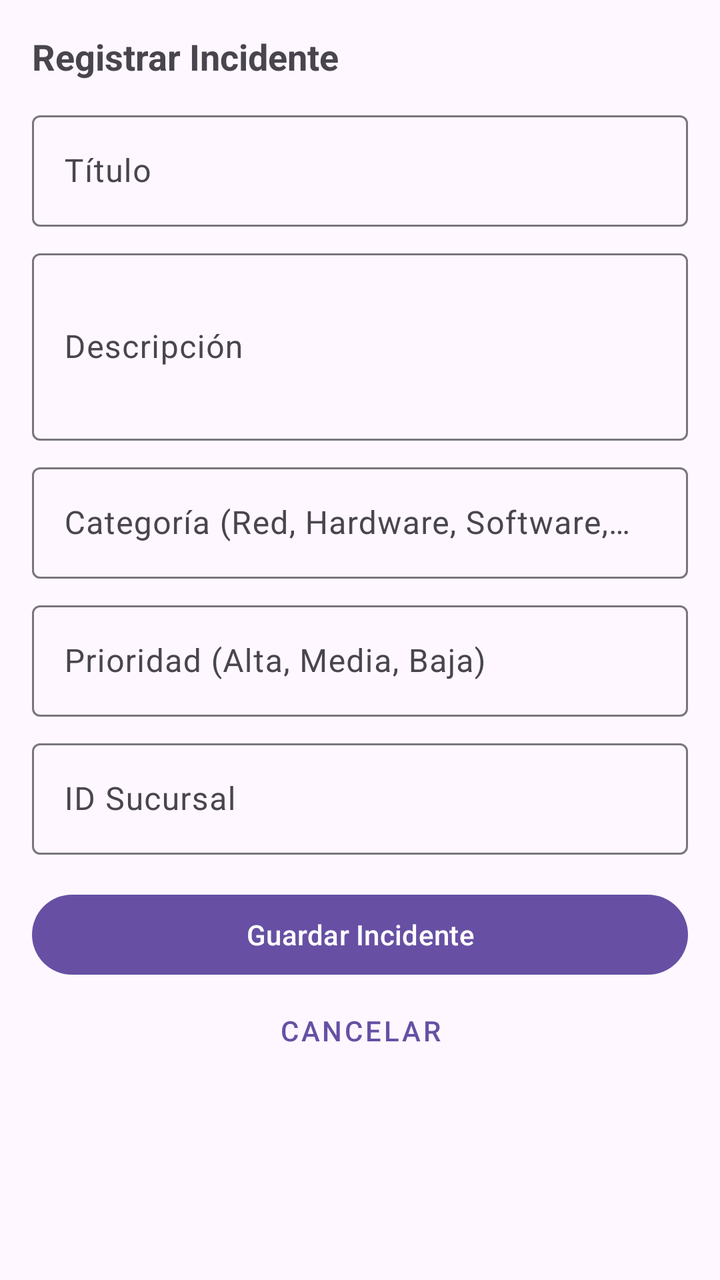
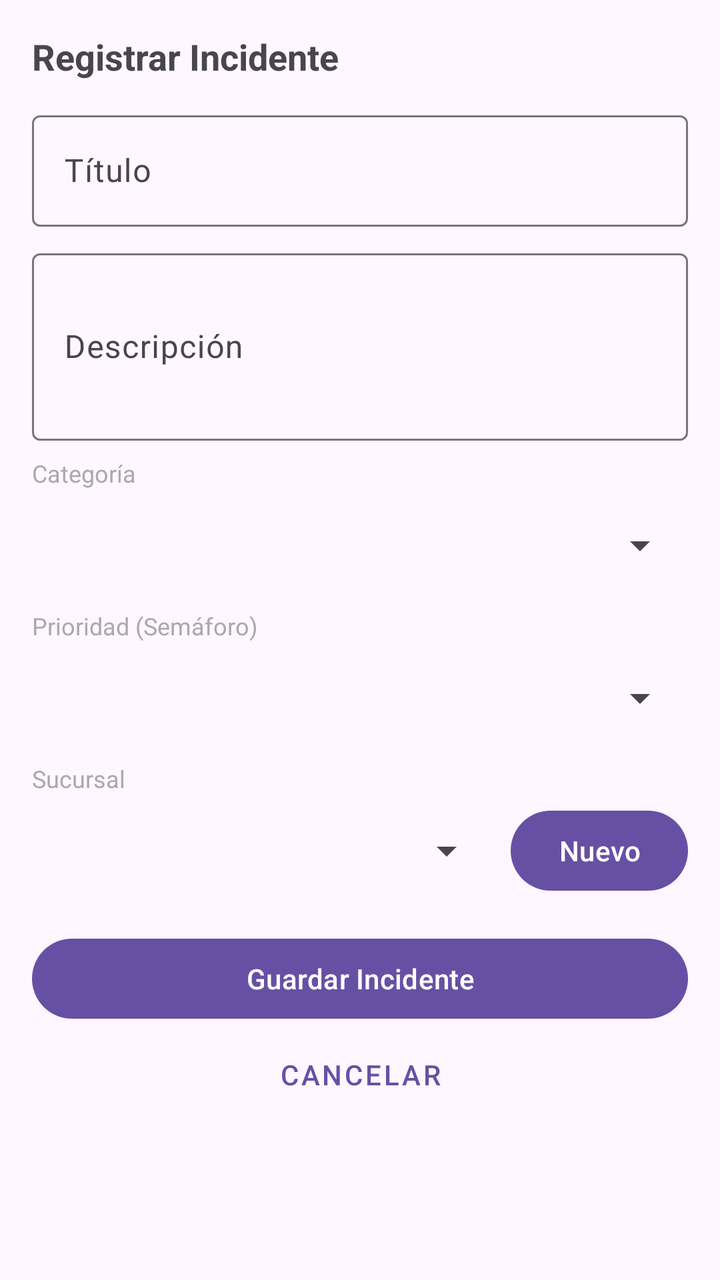

Compare the two renders of this Android layout. The source of the first and the diff that turns it into the second are given below.
<!-- AndroidManifest.xml: application theme Theme.PY_DAMB2026II -->
<!-- res/layout/fragment_add_incident.xml -->
<?xml version="1.0" encoding="utf-8"?>
<androidx.core.widget.NestedScrollView xmlns:android="http://schemas.android.com/apk/res/android"
    xmlns:app="http://schemas.android.com/apk/res-auto"
    xmlns:tools="http://schemas.android.com/tools"
    android:layout_width="match_parent"
    android:layout_height="match_parent"
    tools:context=".AddIncidentFragment">

    <androidx.constraintlayout.widget.ConstraintLayout
        android:layout_width="match_parent"
        android:layout_height="wrap_content"
        android:padding="16dp">

        <TextView
            android:id="@+id/lblAgregarIncidente"
            android:layout_width="wrap_content"
            android:layout_height="wrap_content"
            android:text="Registrar Incidente"
            android:textSize="18sp"
            android:textStyle="bold"
            app:layout_constraintTop_toTopOf="parent"
            app:layout_constraintStart_toStartOf="parent" />

        <com.google.android.material.textfield.TextInputLayout
            android:id="@+id/titulo_incident_text_input"
            android:layout_width="match_parent"
            android:layout_height="wrap_content"
            android:hint="Título"
            app:layout_constraintTop_toBottomOf="@+id/lblAgregarIncidente"
            app:layout_constraintStart_toStartOf="parent"
            app:layout_constraintEnd_toEndOf="parent"
            android:layout_marginTop="12dp">
            <com.google.android.material.textfield.TextInputEditText
                android:id="@+id/titulo_edit_text"
                android:layout_width="match_parent"
                android:layout_height="wrap_content"
                android:inputType="text"
                android:maxLines="1"/>
        </com.google.android.material.textfield.TextInputLayout>

        <com.google.android.material.textfield.TextInputLayout
            android:id="@+id/descripcion_incident_text_input"
            android:layout_width="match_parent"
            android:layout_height="wrap_content"
            android:hint="Descripción"
            app:layout_constraintTop_toBottomOf="@+id/titulo_incident_text_input"
            app:layout_constraintStart_toStartOf="parent"
            app:layout_constraintEnd_toEndOf="parent"
            android:layout_marginTop="8dp">
            <com.google.android.material.textfield.TextInputEditText
                android:id="@+id/descripcion_edit_text"
                android:layout_width="match_parent"
                android:layout_height="wrap_content"
                android:inputType="textMultiLine"
                android:minLines="3"/>
        </com.google.android.material.textfield.TextInputLayout>

        <com.google.android.material.textfield.TextInputLayout
            android:id="@+id/categoria_incident_text_input"
            android:layout_width="match_parent"
            android:layout_height="wrap_content"
            android:hint="Categoría (Red, Hardware, Software, etc.)"
            app:layout_constraintTop_toBottomOf="@+id/descripcion_incident_text_input"
            app:layout_constraintStart_toStartOf="parent"
            app:layout_constraintEnd_toEndOf="parent"
            android:layout_marginTop="8dp">
            <com.google.android.material.textfield.TextInputEditText
                android:id="@+id/categoria_edit_text"
                android:layout_width="match_parent"
                android:layout_height="wrap_content"
                android:inputType="text"
                android:maxLines="1"/>
        </com.google.android.material.textfield.TextInputLayout>

        <com.google.android.material.textfield.TextInputLayout
            android:id="@+id/prioridad_incident_text_input"
            android:layout_width="match_parent"
            android:layout_height="wrap_content"
            android:hint="Prioridad (Alta, Media, Baja)"
            app:layout_constraintTop_toBottomOf="@+id/categoria_incident_text_input"
            app:layout_constraintStart_toStartOf="parent"
            app:layout_constraintEnd_toEndOf="parent"
            android:layout_marginTop="8dp">
            <com.google.android.material.textfield.TextInputEditText
                android:id="@+id/prioridad_edit_text"
                android:layout_width="match_parent"
                android:layout_height="wrap_content"
                android:inputType="text"
                android:maxLines="1"/>
        </com.google.android.material.textfield.TextInputLayout>

        <com.google.android.material.textfield.TextInputLayout
            android:id="@+id/sucursal_incident_text_input"
            android:layout_width="match_parent"
            android:layout_height="wrap_content"
            android:hint="ID Sucursal"
            app:layout_constraintTop_toBottomOf="@+id/prioridad_incident_text_input"
            app:layout_constraintStart_toStartOf="parent"
            app:layout_constraintEnd_toEndOf="parent"
            android:layout_marginTop="8dp">
            <com.google.android.material.textfield.TextInputEditText
                android:id="@+id/sucursal_edit_text"
                android:layout_width="match_parent"
                android:layout_height="wrap_content"
                android:inputType="number"
                android:maxLines="1"/>
        </com.google.android.material.textfield.TextInputLayout>

        <com.google.android.material.button.MaterialButton
            android:id="@+id/add_incident_button"
            android:layout_width="match_parent"
            android:layout_height="wrap_content"
            android:text="Guardar Incidente"
            android:layout_marginTop="16dp"
            app:layout_constraintTop_toBottomOf="@+id/sucursal_incident_text_input"
            app:layout_constraintStart_toStartOf="parent"
            app:layout_constraintEnd_toEndOf="parent"/>

        <com.google.android.material.button.MaterialButton
            android:id="@+id/cancel_add_incident_button"
            style="@style/Widget.MaterialComponents.Button.TextButton"
            android:layout_width="match_parent"
            android:layout_height="wrap_content"
            android:text="Cancelar"
            app:layout_constraintTop_toBottomOf="@+id/add_incident_button"
            app:layout_constraintStart_toStartOf="parent"
            app:layout_constraintEnd_toEndOf="parent"/>

    </androidx.constraintlayout.widget.ConstraintLayout>
</androidx.core.widget.NestedScrollView>
<!-- resources referenced by this layout -->
<resources>
  <style name="Theme.PY_DAMB2026II" parent="Base.Theme.PY_DAMB2026II" />
  <style name="Base.Theme.PY_DAMB2026II" parent="Theme.Material3.DayNight.NoActionBar">
          
          
      </style>
</resources>

<!-- the commit's change to res/layout/fragment_add_incident.xml (unified diff, before → after) -->
@@ -55,56 +55,99 @@
                 android:minLines="3"/>
         </com.google.android.material.textfield.TextInputLayout>
 
-        <com.google.android.material.textfield.TextInputLayout
-            android:id="@+id/categoria_incident_text_input"
+        
+        <TextView
+            android:id="@+id/lblCategoria"
             android:layout_width="match_parent"
             android:layout_height="wrap_content"
-            android:hint="Categoría (Red, Hardware, Software, etc.)"
+            android:text="Categoría"
+            android:textSize="12sp"
+            android:textColor="@android:color/darker_gray"
             app:layout_constraintTop_toBottomOf="@+id/descripcion_incident_text_input"
+            app:layout_constraintStart_toStartOf="parent"
+            app:layout_constraintEnd_toEndOf="parent"
+            android:layout_marginTop="8dp"/>
+
+        <Spinner
+            android:id="@+id/categoria_spinner"
+            android:layout_width="match_parent"
+            android:layout_height="48dp"
+            app:layout_constraintTop_toBottomOf="@+id/lblCategoria"
+            app:layout_constraintStart_toStartOf="parent"
+            app:layout_constraintEnd_toEndOf="parent"
+            android:layout_marginTop="4dp"/>
+
+        <com.google.android.material.textfield.TextInputLayout
+            android:id="@+id/categoria_custom_input"
+            android:layout_width="match_parent"
+            android:layout_height="wrap_content"
+            android:hint="Especifique otra categoría"
+            android:visibility="gone"
+            app:layout_constraintTop_toBottomOf="@+id/categoria_spinner"
             app:layout_constraintStart_toStartOf="parent"
             app:layout_constraintEnd_toEndOf="parent"
             android:layout_marginTop="8dp">
             <com.google.android.material.textfield.TextInputEditText
-                android:id="@+id/categoria_edit_text"
+                android:id="@+id/categoria_custom_edit"
                 android:layout_width="match_parent"
                 android:layout_height="wrap_content"
                 android:inputType="text"
                 android:maxLines="1"/>
         </com.google.android.material.textfield.TextInputLayout>
 
-        <com.google.android.material.textfield.TextInputLayout
-            android:id="@+id/prioridad_incident_text_input"
+        
+        <TextView
+            android:id="@+id/lblPrioridad"
             android:layout_width="match_parent"
             android:layout_height="wrap_content"
-            android:hint="Prioridad (Alta, Media, Baja)"
-            app:layout_constraintTop_toBottomOf="@+id/categoria_incident_text_input"
+            android:text="Prioridad (Semáforo)"
+            android:textSize="12sp"
+            android:textColor="@android:color/darker_gray"
+            app:layout_constraintTop_toBottomOf="@+id/categoria_custom_input"
             app:layout_constraintStart_toStartOf="parent"
             app:layout_constraintEnd_toEndOf="parent"
-            android:layout_marginTop="8dp">
-            <com.google.android.material.textfield.TextInputEditText
-                android:id="@+id/prioridad_edit_text"
-                android:layout_width="match_parent"
-                android:layout_height="wrap_content"
-                android:inputType="text"
-                android:maxLines="1"/>
-        </com.google.android.material.textfield.TextInputLayout>
+            android:layout_marginTop="8dp"/>
 
-        <com.google.android.material.textfield.TextInputLayout
-            android:id="@+id/sucursal_incident_text_input"
+        <Spinner
+            android:id="@+id/prioridad_spinner"
+            android:layout_width="match_parent"
+            android:layout_height="48dp"
+            app:layout_constraintTop_toBottomOf="@+id/lblPrioridad"
+            app:layout_constraintStart_toStartOf="parent"
+            app:layout_constraintEnd_toEndOf="parent"
+            android:layout_marginTop="4dp"/>
+
+        
+        <TextView
+            android:id="@+id/lblSucursal"
             android:layout_width="match_parent"
             android:layout_height="wrap_content"
-            android:hint="ID Sucursal"
-            app:layout_constraintTop_toBottomOf="@+id/prioridad_incident_text_input"
+            android:text="Sucursal"
+            android:textSize="12sp"
+            android:textColor="@android:color/darker_gray"
+            app:layout_constraintTop_toBottomOf="@+id/prioridad_spinner"
             app:layout_constraintStart_toStartOf="parent"
             app:layout_constraintEnd_toEndOf="parent"
-            android:layout_marginTop="8dp">
-            <com.google.android.material.textfield.TextInputEditText
-                android:id="@+id/sucursal_edit_text"
-                android:layout_width="match_parent"
-                android:layout_height="wrap_content"
-                android:inputType="number"
-                android:maxLines="1"/>
-        </com.google.android.material.textfield.TextInputLayout>
+            android:layout_marginTop="8dp"/>
+
+        <Spinner
+            android:id="@+id/sucursal_spinner"
+            android:layout_width="0dp"
+            android:layout_height="48dp"
+            app:layout_constraintTop_toBottomOf="@+id/lblSucursal"
+            app:layout_constraintStart_toStartOf="parent"
+            app:layout_constraintEnd_toStartOf="@+id/btn_ir_registrar_sucursal"
+            android:layout_marginTop="4dp"
+            android:layout_marginEnd="8dp"/>
+
+        <Button
+            android:id="@+id/btn_ir_registrar_sucursal"
+            android:layout_width="wrap_content"
+            android:layout_height="wrap_content"
+            android:text="Nuevo"
+            app:layout_constraintTop_toTopOf="@+id/sucursal_spinner"
+            app:layout_constraintBottom_toBottomOf="@+id/sucursal_spinner"
+            app:layout_constraintEnd_toEndOf="parent"/>
 
         <com.google.android.material.button.MaterialButton
             android:id="@+id/add_incident_button"
@@ -112,7 +155,7 @@
             android:layout_height="wrap_content"
             android:text="Guardar Incidente"
             android:layout_marginTop="16dp"
-            app:layout_constraintTop_toBottomOf="@+id/sucursal_incident_text_input"
+            app:layout_constraintTop_toBottomOf="@+id/sucursal_spinner"
             app:layout_constraintStart_toStartOf="parent"
             app:layout_constraintEnd_toEndOf="parent"/>
 
